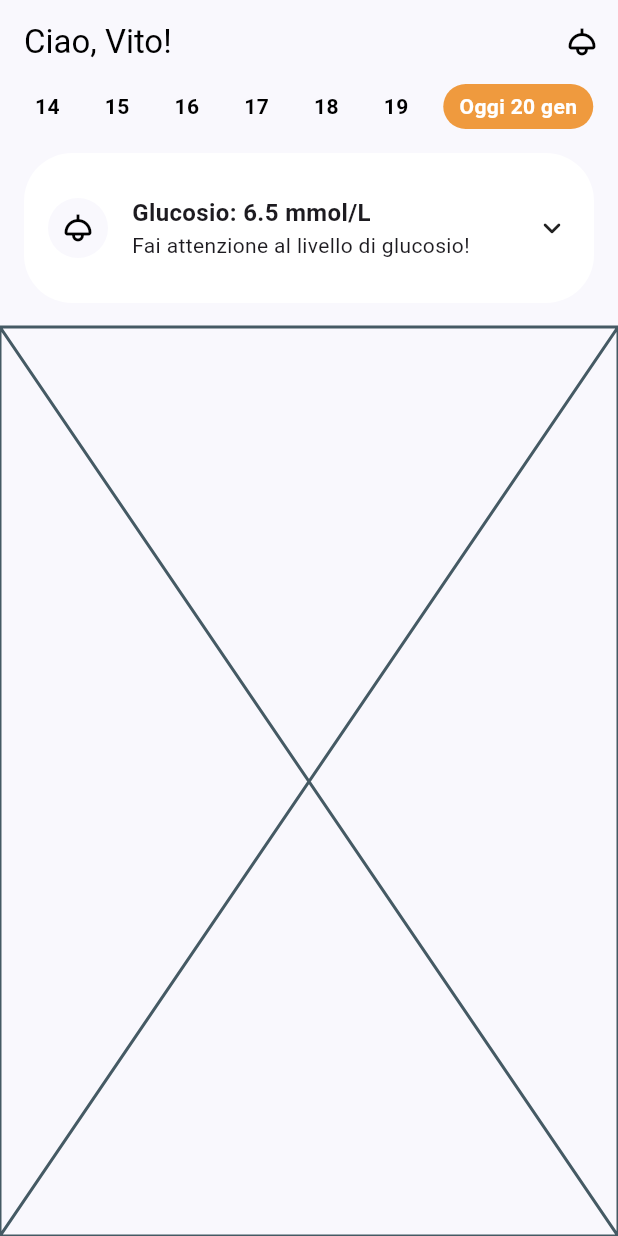
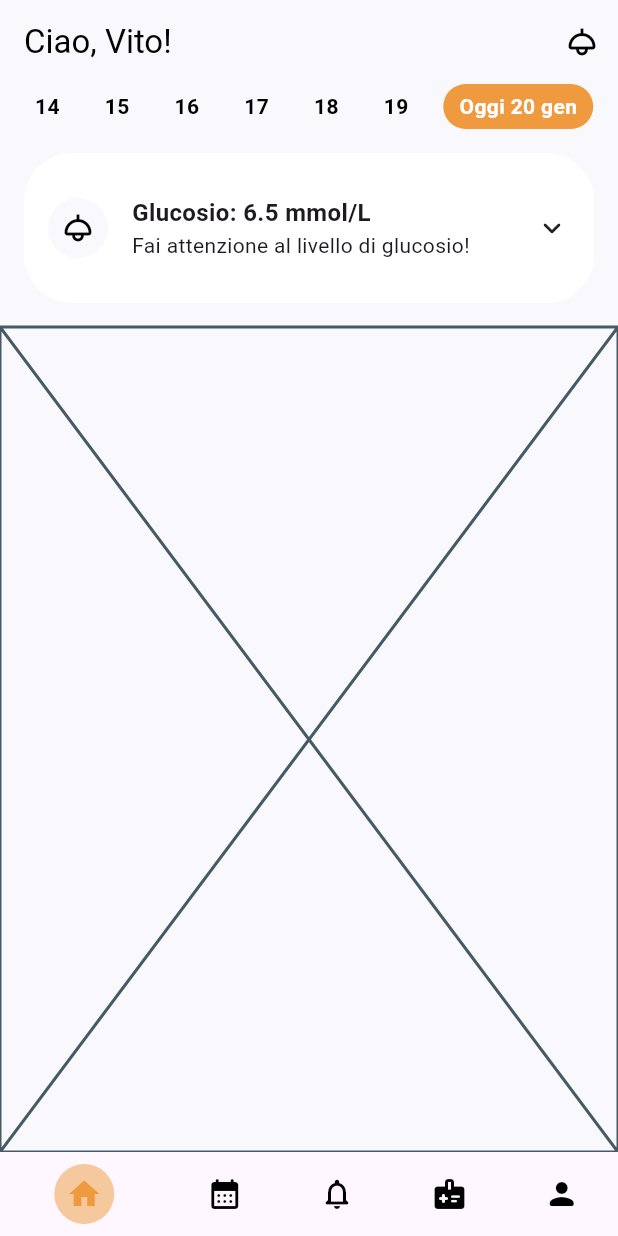
Before and after one commit to C01-GlucoseGuardian/mobileApp, a Flutter app: the screen it shows after launch, on a phone screen of 412 x 824 dp. Run offline on Flutter 3.47's test engine with Material 2 defaults, Android fonts, the phone set to English and light mode, and no system bars; our stand-ins replace email_validator, flutter_otp_text_field; missing offline and left inert: passwordfield.

```diff
--- a/lib/screens/paziente_home.dart
+++ b/lib/screens/paziente_home.dart
@@ -16,6 +16,61 @@ class PazienteHome extends StatelessWidget {
     return Scaffold(
       backgroundColor: kBackgroundColor,
       appBar: _createAppBar(),
+      bottomNavigationBar: BottomNavigationBar(
+        elevation: 0,
+        backgroundColor: Colors.white,
+        enableFeedback: true,
+        selectedItemColor: Theme.of(context).primaryColor,
+        unselectedItemColor: Colors.black,
+        showSelectedLabels: false,
+        showUnselectedLabels: false,
+        selectedFontSize: 0,
+        items: [
+          BottomNavigationBarItem(
+            icon: CircleAvatar(
+              backgroundColor: Theme.of(context).primaryColor.withOpacity(0.5),
+              foregroundColor: Theme.of(context).primaryColor,
+              child: const Padding(
+                padding: EdgeInsets.all(8.0),
+                child: Icon(Icons.home),
+              ),
+            ),
+            label: 'Home',
+          ),
+          const BottomNavigationBarItem(
+            icon: CircleAvatar(
+              backgroundColor: Colors.transparent,
+              foregroundColor: Colors.black,
+              child: Icon(Icons.calendar_month_rounded),
+            ),
+            label: 'Agenda',
+          ),
+          const BottomNavigationBarItem(
+            icon: CircleAvatar(
+              backgroundColor: Colors.transparent,
+              foregroundColor: Colors.black,
+              child: Icon(Icons.notifications_none_rounded),
+            ),
+            label: 'Notifiche',
+          ),
+          const BottomNavigationBarItem(
+            icon: CircleAvatar(
+              backgroundColor: Colors.transparent,
+              foregroundColor: Colors.black,
+              child: Icon(Icons.medical_information_rounded),
+            ),
+            label: 'Dottore',
+          ),
+          const BottomNavigationBarItem(
+            icon: CircleAvatar(
+              backgroundColor: Colors.transparent,
+              foregroundColor: Colors.black,
+              child: Icon(Icons.person_rounded),
+            ),
+            label: 'Profilo',
+          ),
+        ],
+      ),
       body: Column(
         children: [
           const DaySelector(),
@@ -153,6 +208,7 @@ class _GlucoseCardState extends State<GlucoseCard> {
         Icon(
           icon,
           size: 16,
+          color: Theme.of(context).primaryColor,
         ),
         const Padding(
           padding: EdgeInsets.only(left: 8),
@@ -163,6 +219,7 @@ class _GlucoseCardState extends State<GlucoseCard> {
           children: [
             Text(
               desc,
+              style: const TextStyle(fontWeight: FontWeight.w500),
             ),
             Text.rich(
               TextSpan(
@@ -173,7 +230,12 @@ class _GlucoseCardState extends State<GlucoseCard> {
                       fontWeight: FontWeight.bold,
                     ),
                   ),
-                  const TextSpan(text: " mmol/L"),
+                  const TextSpan(
+                    text: " mmol/L",
+                    style: TextStyle(
+                      fontWeight: FontWeight.w300,
+                    ),
+                  ),
                 ],
               ),
             ),
```
